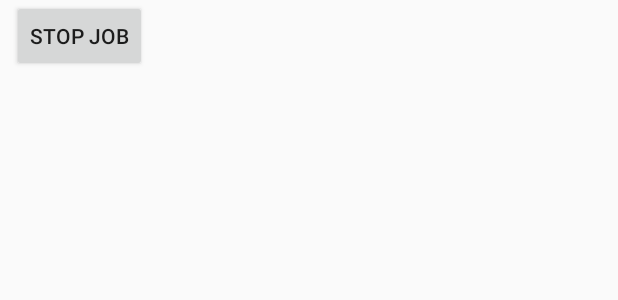
After one commit to michalbrz/facebook-keyword-notifier, an Android app: the layout fragment_notifications.xml on its own in the app's theme, with its tools: preview values and no code run, on a phone screen of 412 x 824 dp. The commit adds this screen. Shown: the top 300 px of the screen. Run offline under Robolectric (Android 15) with nearby library versions, the phone set to English and light mode, and no system bars.

Commit message:
Creating new fragment with notification management

```diff
--- a/app/src/main/java/com/michalbrz/fbnotifier/mainactivity/MainActivity.kt
+++ b/app/src/main/java/com/michalbrz/fbnotifier/mainactivity/MainActivity.kt
@@ -6,6 +6,7 @@ import android.support.v4.app.Fragment
 import android.support.v7.app.AppCompatActivity
 import android.util.Log
 import com.michalbrz.fbnotifier.R
+import com.michalbrz.fbnotifier.notifications.NotificationsFragment
 import com.michalbrz.fbnotifier.postslist.PostsFragment
 
 class MainActivity : AppCompatActivity() {
@@ -26,7 +27,7 @@ class MainActivity : AppCompatActivity() {
         when (item.itemId) {
             R.id.navigation_home -> switchToFragment(MainFragment())
             R.id.navigation_all_posts -> switchToFragment(PostsFragment())
-            R.id.navigation_notifications -> { }
+            R.id.navigation_notifications -> switchToFragment(NotificationsFragment())
         }
         true
     }
--- /dev/null
+++ b/app/src/main/res/layout/fragment_notifications.xml
@@ -0,0 +1,19 @@
+<?xml version="1.0" encoding="utf-8"?>
+<android.support.constraint.ConstraintLayout
+        xmlns:android="http://schemas.android.com/apk/res/android"
+        xmlns:tools="http://schemas.android.com/tools"
+        xmlns:app="http://schemas.android.com/apk/res-auto"
+        android:layout_width="match_parent"
+        android:layout_height="match_parent"
+        tools:context="com.michalbrz.fbnotifier.mainactivity.MainActivity">
+
+    <Button
+            android:text="Stop job"
+            android:layout_width="wrap_content"
+            android:layout_height="wrap_content"
+            android:id="@+id/stopJobButton"
+            app:layout_constraintLeft_toLeftOf="parent"
+            app:layout_constraintTop_toTopOf="parent"
+            android:layout_marginLeft="8dp"/>
+
+</android.support.constraint.ConstraintLayout>
--- a/app/src/main/res/values/strings.xml
+++ b/app/src/main/res/values/strings.xml
@@ -1,10 +1,12 @@
 <resources>
     <string name="app_name">FbKeywordNotifier</string>
     <string name="facebook_app_id">1422200391175307</string>
-    <string name="fb_login_protocol_scheme">fb1422200391175307</string>
+    <string name="fb_login_protocol_scheme">fb1422200391175307</string> <!--required by chrome custom tabs-->
     <string name="title_activity_main2">MainActivity2</string>
     <string name="title_home">Home</string>
     <string name="title_all_posts">All Posts</string>
     <string name="title_notifications">Notifications</string>
-    <string name="main_fragment">MainFragment</string> <!--required by chrome custom tabs-->
+    <string name="main_fragment">MainFragment</string>
+    <string name="notifications_fragment">Notifications</string>
+    <string name="all_posts_fragment">All Posts</string>
 </resources>
```
Also changed, not shown: app/src/main/java/com/michalbrz/fbnotifier/mainactivity/MainFragment.kt (+1 -26 lines), app/src/main/java/com/michalbrz/fbnotifier/notifications/NotificationsFragment.kt (added, +44 -0 lines), app/src/main/res/layout/fragment_main.xml (+1 -19 lines).
